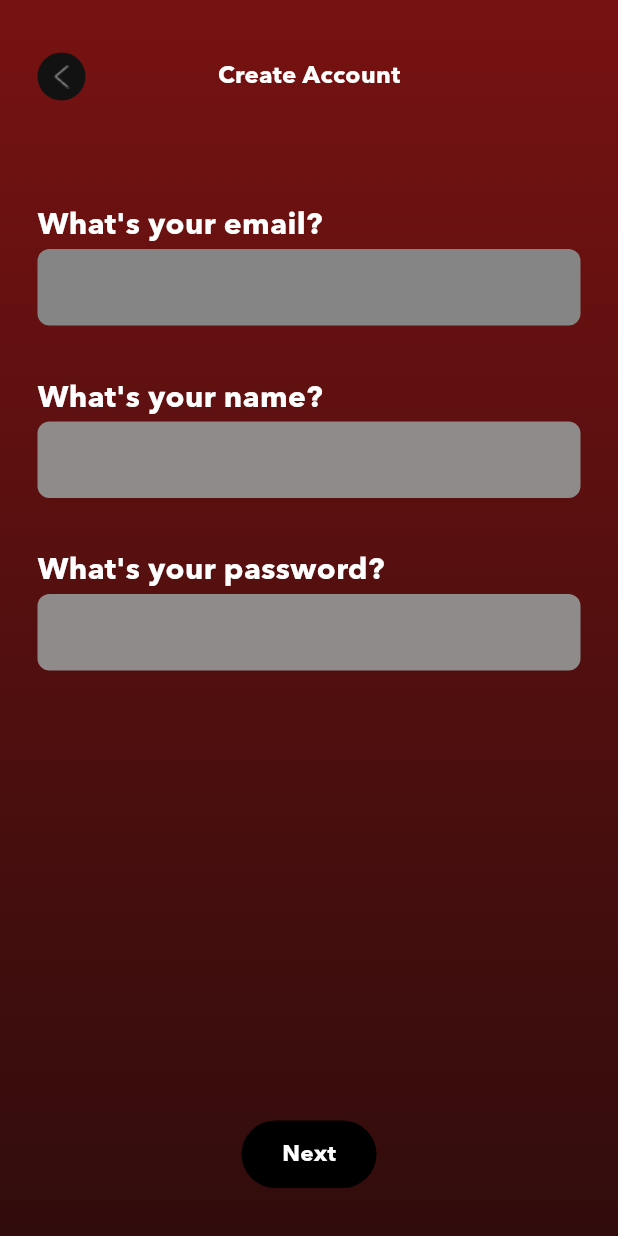
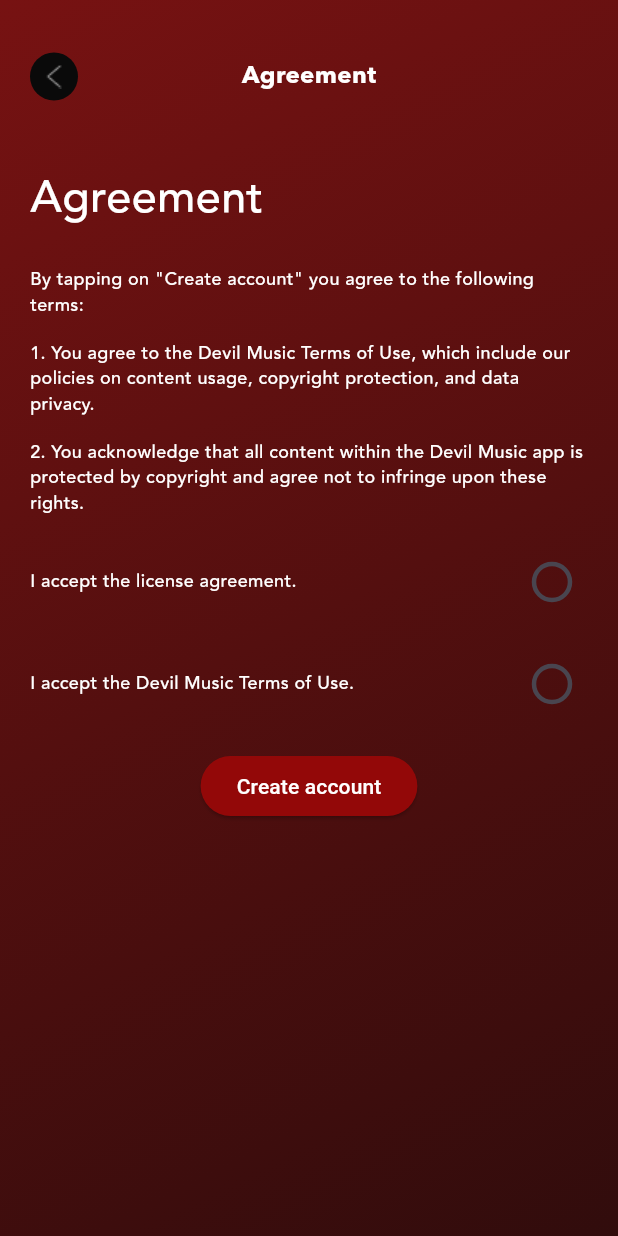
Before and after one commit to KelvynNathanael/SoftdevUAS, a Flutter app: the screen it shows after launch, after a tap on "ُSign up", on a phone screen of 412 x 824 dp. Run offline on Flutter 3.47's test engine with Material 3 defaults, Android fonts, the phone set to English and light mode, and no system bars; our stand-ins replace audio_video_progress_bar, audioplayers, auto_size_text, firebase_core, flutter_bloc, flutter_countdown_timer and 4 more; missing offline and left inert: flutter_barcode_scanner, spotify, youtube_explode_dart; accounts and stored records are empty.

Commit message:
agreement done

```diff
--- /dev/null
+++ b/lib/ui/agreement.dart
@@ -0,0 +1,228 @@
+import 'package:flutter/material.dart';
+import 'package:mobile/ui/signup_screen.dart';
+
+class Agreement extends StatefulWidget {
+  const Agreement({super.key});
+
+  @override
+  State<Agreement> createState() => _AgreementState();
+}
+
+class _AgreementState extends State<Agreement> {
+  bool licenseAgreementCheck = false;
+  bool termsOfUseCheck = false;
+
+  @override
+  Widget build(BuildContext context) {
+    return Container(
+      decoration: const BoxDecoration(
+        gradient: LinearGradient(
+          colors: [
+            Color.fromRGBO(119, 18, 18, 1), // Dark red
+            Color.fromRGBO(49, 12, 12, 1), // Darker red
+          ],
+          begin: Alignment.topLeft,
+          end: Alignment.bottomRight,
+        ),
+      ),
+      child: Scaffold(
+        backgroundColor:
+            Colors.transparent, // Make scaffold background transparent
+        resizeToAvoidBottomInset: false,
+        body: SafeArea(
+          child: SingleChildScrollView(
+            padding: const EdgeInsets.symmetric(horizontal: 20),
+            child: Column(
+              crossAxisAlignment: CrossAxisAlignment.start,
+              children: [
+                const _Header(),
+                const SizedBox(height: 8),
+                const Text(
+                  'Agreement',
+                  style: TextStyle(
+                    fontFamily: "AM",
+                    fontSize: 30,
+                    color: Color(0xffFFFFFF),
+                  ),
+                  textAlign: TextAlign.start,
+                ),
+                const SizedBox(height: 25),
+                const Text(
+                  'By tapping on "Create account" you agree to the following terms:',
+                  style: TextStyle(
+                    fontFamily: "AM",
+                    fontSize: 12,
+                    color: Color(0xffFFFFFF),
+                  ),
+                ),
+                const SizedBox(height: 15),
+                const Text(
+                  '1. You agree to the Devil Music Terms of Use, which include our policies on content usage, copyright protection, and data privacy.',
+                  style: TextStyle(
+                    fontFamily: "AM",
+                    fontSize: 12,
+                    color: Color(0xffFFFFFF),
+                  ),
+                ),
+                const SizedBox(height: 15),
+                const Text(
+                  '2. You acknowledge that all content within the Devil Music app is protected by copyright and agree not to infringe upon these rights.',
+                  style: TextStyle(
+                    fontFamily: "AM",
+                    fontSize: 12,
+                    color: Color(0xffFFFFFF),
+                  ),
+                ),
+                const SizedBox(height: 20),
+                Row(
+                  children: [
+                    const Expanded(
+                      child: Text(
+                        "I accept the license agreement.",
+                        style: TextStyle(
+                          fontFamily: "AM",
+                          fontSize: 12,
+                          color: Color(0xffFFFFFF),
+                        ),
+                      ),
+                    ),
+                    Transform.scale(
+                      scale: 1.5,
+                      child: Checkbox(
+                        visualDensity: VisualDensity.adaptivePlatformDensity,
+                        shape: const CircleBorder(),
+                        activeColor: Color.fromARGB(255, 152, 23, 23),
+                        checkColor: Color(0xffFFFFFF),
+                        value: licenseAgreementCheck,
+                        onChanged: (onChanged) {
+                          setState(() {
+                            licenseAgreementCheck = onChanged!;
+                          });
+                        },
+                      ),
+                    ),
+                  ],
+                ),
+                const SizedBox(height: 20),
+                Row(
+                  children: [
+                    const Expanded(
+                      child: Text(
+                        "I accept the Devil Music Terms of Use.",
+                        style: TextStyle(
+                          fontFamily: "AM",
+                          fontSize: 12,
+                          color: Color(0xffFFFFFF),
+                        ),
+                      ),
+                    ),
+                    Transform.scale(
+                      scale: 1.5,
+                      child: Checkbox(
+                        shape: const CircleBorder(),
+                        activeColor: Color.fromARGB(255, 167, 28, 28),
+                        checkColor: Color(0xffFFFFFF),
+                        value: termsOfUseCheck,
+                        onChanged: (onChanged) {
+                          setState(() {
+                            termsOfUseCheck = onChanged!;
+                          });
+                        },
+                      ),
+                    ),
+                  ],
+                ),
+                const SizedBox(height: 20),
+                Center(
+                  child: ElevatedButton(
+                    style: ElevatedButton.styleFrom(
+                      foregroundColor: Colors.white,
+                      backgroundColor: const Color.fromARGB(255, 147, 8, 8),
+                    ),
+                    onPressed: () {
+                      if (licenseAgreementCheck && termsOfUseCheck) {
+                        Navigator.of(context).push(
+                          MaterialPageRoute(
+                            builder: (context) => SignupScreen(),
+                          ),
+                        );
+                      } else {
+                        showDialog(
+                          context: context,
+                          builder: (BuildContext context) {
+                            return AlertDialog(
+                              title: const Text('Agreement Required'),
+                              content: const Text(
+                                  'You must accept the license agreement and the terms of use to create an account.'),
+                              actions: <Widget>[
+                                TextButton(
+                                  child: const Text('OK'),
+                                  onPressed: () {
+                                    Navigator.of(context).pop();
+                                  },
+                                ),
+                              ],
+                            );
+                          },
+                        );
+                      }
+                    },
+                    child: const Text("Create account"),
+                  ),
+                ),
+              ],
+            ),
+          ),
+        ),
+      ),
+    );
+  }
+}
+
+class _Header extends StatelessWidget {
+  const _Header();
+
+  @override
+  Widget build(BuildContext context) {
+    return Padding(
+      padding: const EdgeInsets.only(bottom: 35, top: 35),
+      child: Row(
+        mainAxisAlignment: MainAxisAlignment.spaceBetween,
+        children: [
+          GestureDetector(
+            onTap: () {
+              Navigator.pop(context);
+            },
+            child: Container(
+              height: 32,
+              width: 32,
+              decoration: const BoxDecoration(
+                shape: BoxShape.circle,
+                color: Color.fromARGB(255, 10, 10, 10),
+              ),
+              child: Center(
+                child: Image.asset(
+                  "images/icon_arrow_left.png",
+                  height: 16,
+                  width: 16,
+                ),
+              ),
+            ),
+          ),
+          const Text(
+            "Agreement",
+            style: TextStyle(
+              fontFamily: "AB",
+              fontSize: 16,
+              color: Color(0xffFFFFFF),
+            ),
+          ),
+          const SizedBox(
+            height: 32,
+            width: 32,
+          ),
+        ],
+      ),
+    );
+  }
+}
--- a/lib/ui/onboarding_screen.dart
+++ b/lib/ui/onboarding_screen.dart
@@ -1,5 +1,6 @@
 import 'package:flutter/material.dart';
 import 'package:mobile/constants/constants.dart';
+import 'package:mobile/ui/agreement.dart'; // Import the Agreement screen
 import 'package:mobile/ui/login_screen.dart';
 import 'package:mobile/ui/signup_screen.dart';
 
@@ -9,19 +10,17 @@ class OnBoardingScreen extends StatelessWidget {
   @override
   Widget build(BuildContext context) {
     return Scaffold(
-      // Set the gradient background for the entire Scaffold
       body: Container(
-        decoration: BoxDecoration(
-          gradient: const LinearGradient(
+        decoration: const BoxDecoration(
+          gradient: LinearGradient(
             begin: Alignment.topCenter,
             end: Alignment.bottomCenter,
             colors: [
-              const Color.fromRGBO(119, 18, 18, 1), // Dark red
-              const Color.fromRGBO(49, 12, 12, 1), // Darker red
+              Color.fromRGBO(119, 18, 18, 1), // Dark red
+              Color.fromRGBO(49, 12, 12, 1), // Darker red
             ],
           ),
         ),
-        // Center all content within the gradient container
         child: Center(
           child: SingleChildScrollView(
             child: Column(
@@ -84,7 +83,8 @@ class _ActionButtons extends StatelessWidget {
             onPressed: () {
               Navigator.of(context).push(
                 MaterialPageRoute(
-                  builder: (context) => const SignupScreen(),
+                  builder: (context) =>
+                      const Agreement(), // Navigate to Agreement screen
                 ),
               );
             },
```
